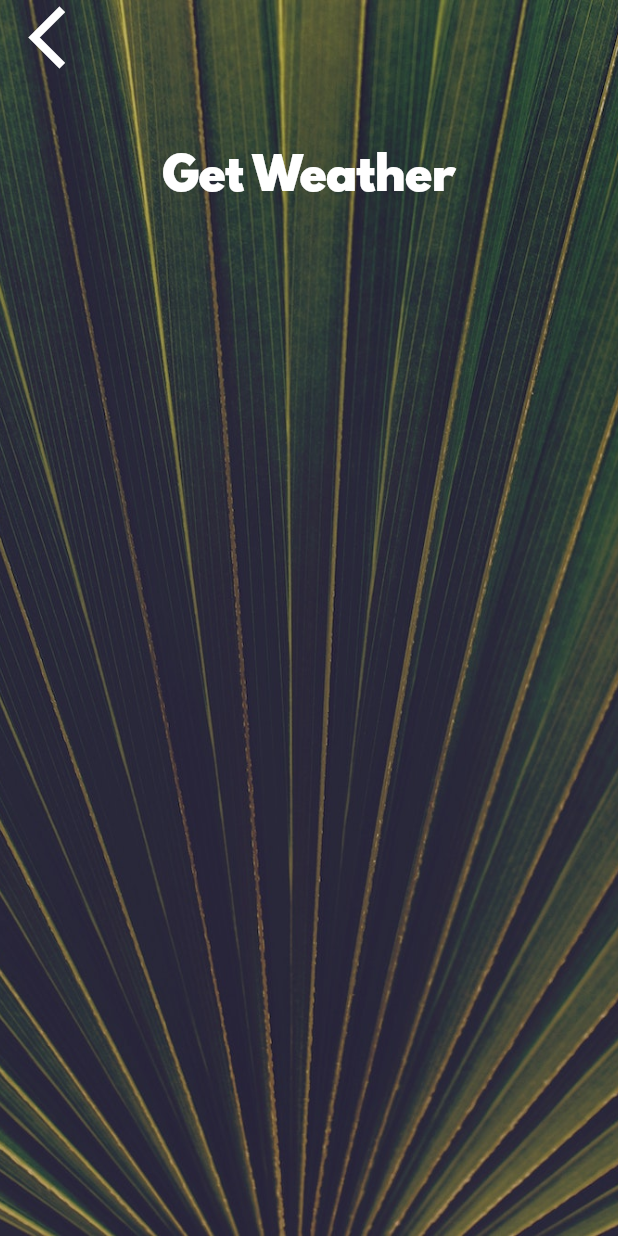
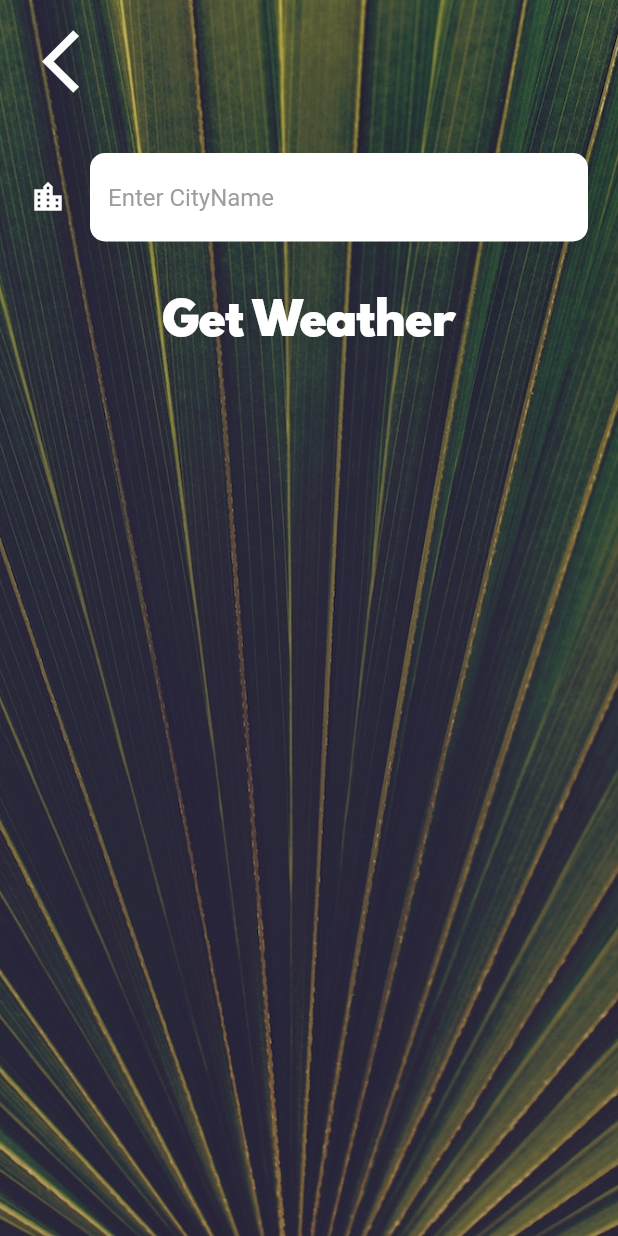
Before and after one commit to billnice250/tempo, a Flutter app: the CityScreen screen opened directly, on a phone screen of 412 x 824 dp. Run offline on Flutter 3.47's test engine with Material 2 defaults, Android fonts, the phone set to English and light mode, and no system bars; our stand-ins replace flutter_spinkit, geolocator; network calls fail.

Commit message:
completed features
Signed-off-by: Bill Nice <billnice2k15@gmail.com>

```diff
--- /dev/null
+++ b/lib/custom_widgets/my_circular_button.dart
@@ -0,0 +1,26 @@
+import 'package:flutter/material.dart';
+
+class CircularButton extends StatelessWidget {
+  final Function onPressed;
+  final IconData iconData;
+
+  CircularButton({this.onPressed, this.iconData});
+
+  @override
+  Widget build(BuildContext context) {
+    return TextButton(
+      style: ButtonStyle(
+        overlayColor: MaterialStateProperty.all<Color>(Colors.black12),
+        shape: MaterialStateProperty.all<CircleBorder>(
+          CircleBorder(),
+        ),
+      ),
+      onPressed: onPressed,
+      child: Icon(
+        iconData,
+        size: 50.0,
+        color: Colors.white,
+      ),
+    );
+  }
+}
--- a/lib/main.dart
+++ b/lib/main.dart
@@ -1,7 +1,9 @@
 import 'package:flutter/material.dart';
 import 'package:tempo/screens/loading_screen.dart';
 
-void main() => runApp(MyApp());
+void main() {
+  runApp(MyApp());
+}
 
 class MyApp extends StatelessWidget {
   @override
--- a/lib/screens/city_screen.dart
+++ b/lib/screens/city_screen.dart
@@ -1,4 +1,5 @@
 import 'package:flutter/material.dart';
+import 'package:tempo/custom_widgets/my_circular_button.dart';
 import 'package:tempo/utilities/constants.dart';
 
 class CityScreen extends StatefulWidget {
@@ -7,6 +8,7 @@ class CityScreen extends StatefulWidget {
 }
 
 class _CityScreenState extends State<CityScreen> {
+  String cityName;
   @override
   Widget build(BuildContext context) {
     return Scaffold(
@@ -23,20 +25,32 @@ class _CityScreenState extends State<CityScreen> {
             children: <Widget>[
               Align(
                 alignment: Alignment.topLeft,
-                child: FlatButton(
-                  onPressed: () {},
-                  child: Icon(
-                    Icons.arrow_back_ios,
-                    size: 50.0,
+                child: Padding(
+                  padding: const EdgeInsets.all(8.0),
+                  child: CircularButton(
+                    onPressed: () {
+                      Navigator.pop(context);
+                    },
+                    iconData: Icons.arrow_back_ios_outlined,
                   ),
                 ),
               ),
               Container(
                 padding: EdgeInsets.all(20.0),
-                child: null,
+                child: TextField(
+                  style: TextStyle(color: Colors.black),
+                  decoration: kTextFieldInputDecolarion,
+                  onChanged: (value) {
+                    setState(() {
+                      cityName = value;
+                    });
+                  },
+                ),
               ),
-              FlatButton(
-                onPressed: () {},
+              TextButton(
+                onPressed: () {
+                  Navigator.pop(context, cityName);
+                },
                 child: Text(
                   'Get Weather',
                   style: kButtonTextStyle,
--- a/lib/utilities/constants.dart
+++ b/lib/utilities/constants.dart
@@ -7,10 +7,11 @@ const kTempTextStyle = TextStyle(
 
 const kMessageTextStyle = TextStyle(
   fontFamily: 'Spartan MB',
-  fontSize: 60.0,
+  fontSize: 45.0,
 );
 
 const kButtonTextStyle = TextStyle(
+  color: Colors.white,
   fontSize: 30.0,
   fontFamily: 'Spartan MB',
 );
@@ -18,3 +19,17 @@ const kButtonTextStyle = TextStyle(
 const kConditionTextStyle = TextStyle(
   fontSize: 100.0,
 );
+const kTextFieldInputDecolarion = InputDecoration(
+  filled: true,
+  fillColor: Colors.white,
+  icon: Icon(
+    Icons.location_city,
+    color: Colors.white,
+  ),
+  hintText: 'Enter CityName',
+  hintStyle: TextStyle(color: Colors.grey),
+  border: OutlineInputBorder(
+    borderRadius: BorderRadius.all(Radius.circular(10.0)),
+    borderSide: BorderSide.none,
+  ),
+);
--- a/pubspec.yaml
+++ b/pubspec.yaml
@@ -31,6 +31,7 @@ dependencies:
 
 
 
+
   # The following adds the Cupertino Icons font to your application.
   # Use with the CupertinoIcons class for iOS style icons.
   cupertino_icons: ^1.0.0
```
Also changed, not shown: lib/screens/loading_screen.dart (+7 -26 lines), lib/screens/location_screen.dart (+69 -22 lines), lib/services/weather.dart (+40 -0 lines), images/rainy_background.jpg (added), images/summer_background.jpg (added), images/winter_background.jpg (added), 1 other file.
